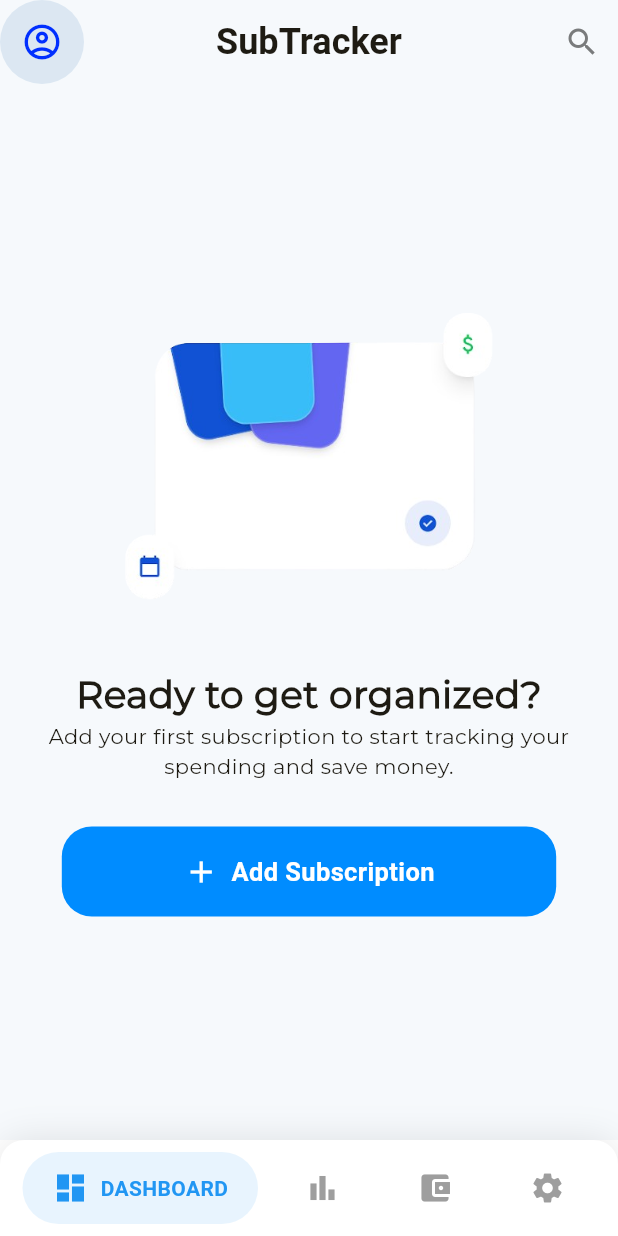
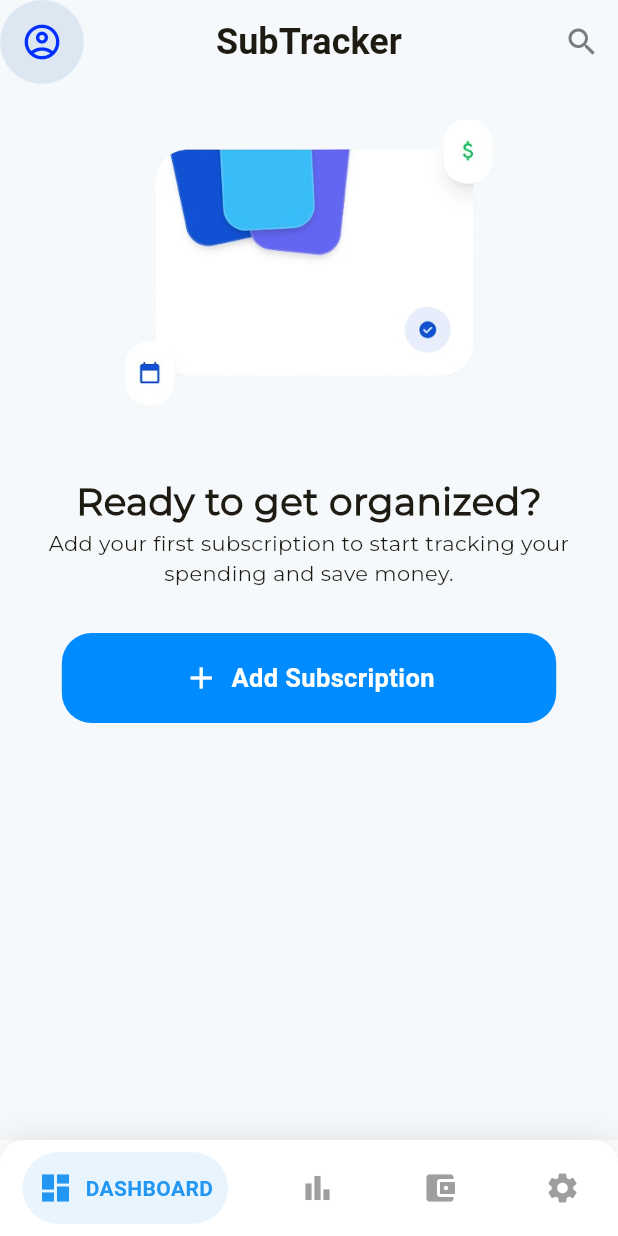
Before and after one commit to Ibraheem-MuhammedAmeen/Subscribtion_Reminder, a Flutter app: the screen it shows after launch, after a tap on "Get Started", on a phone screen of 412 x 824 dp. Run offline on Flutter 3.47's test engine with Material 3 defaults, Android fonts, the phone set to English and light mode, and no system bars; drawn by our look-alikes of google_nav_bar; our stand-ins replace smooth_page_indicator; project files that could hold a hidden picture were left out.

Commit message:
finished fixing the overflowing error on the screens

```diff
--- a/lib/core/theme/app_text_theme.dart
+++ b/lib/core/theme/app_text_theme.dart
@@ -13,7 +13,7 @@ const headline1 = TextStyle(
 const headline2 = TextStyle(
   fontFamily: _montserrat,
   fontWeight: FontWeight.w900,
-  fontSize: 30,
+  fontSize: 25,
   fontStyle: FontStyle.normal,
 );
 
@@ -31,7 +31,6 @@ const headline4 = TextStyle(
   fontStyle: FontStyle.normal,
 );
 
-
 const smallsubtext = TextStyle(
   fontFamily: _montserrat,
   fontWeight: FontWeight.w400,
--- a/lib/add_subscription/view/add_subscription.dart
+++ b/lib/features/add_subscription/view/add_subscription.dart
@@ -401,7 +401,7 @@ class _AddSubscriptionScreenState extends State<AddSubscriptionScreen> {
                 ),
 
                 Container(
-                  height: 60,
+                  height: 50,
                   width: double.infinity,
                   decoration: BoxDecoration(
                     color: const Color.fromARGB(255, 4, 0, 255),
@@ -410,7 +410,7 @@ class _AddSubscriptionScreenState extends State<AddSubscriptionScreen> {
                   child: Center(
                     child: Text(
                       'Save Subscription',
-                      style: TextStyle(color: Colors.white, fontSize: 20),
+                      style: TextStyle(color: Colors.white, fontSize: 15),
                       textAlign: TextAlign.center,
                     ),
                   ),
--- /dev/null
+++ b/lib/features/home/view/home_screen.dart
@@ -0,0 +1,105 @@
+import 'package:flutter/material.dart';
+import 'package:subscribtion_reminder/features/add_subscription/view/add_subscription.dart';
+import 'package:subscribtion_reminder/core/theme/app_text_theme.dart';
+
+class HomeScreen extends StatelessWidget {
+  const HomeScreen({super.key});
+
+  @override
+  Widget build(BuildContext context) {
+    return Scaffold(
+      backgroundColor: const Color(0XFFF6F9FC),
+      appBar: AppBar(
+        centerTitle: true,
+        title: Text(
+          'SubTracker',
+          style: TextStyle(fontSize: 24, fontWeight: FontWeight.bold),
+        ),
+        actions: [
+          IconButton(
+            icon: const Icon(
+              Icons.search,
+              color: Color.fromARGB(255, 121, 123, 124),
+            ),
+            onPressed: () {
+              // Handle profile icon tap
+            },
+          ),
+        ],
+        leading: Container(
+          height: 25,
+          width: 25,
+          decoration: BoxDecoration(
+            shape: BoxShape.circle,
+            color: const Color.fromARGB(255, 180, 205, 228).withOpacity(0.4),
+          ),
+          child: const Icon(
+            Icons.account_circle_outlined,
+            size: 28,
+            color: Color.fromARGB(255, 0, 47, 255),
+          ),
+        ),
+      ),
+      body: SingleChildScrollView(
+        child: Padding(
+          padding: EdgeInsets.all(20),
+          child: Center(
+            child: Column(
+              mainAxisAlignment: MainAxisAlignment.center,
+              crossAxisAlignment: CrossAxisAlignment.center,
+              children: [
+                Image.asset('assets/img/splash4.png', height: 200),
+                SizedBox(height: 40),
+                Text('Ready to get organized?', style: headline4),
+                Text(
+                  'Add your first subscription to start tracking your spending and save money.',
+                  style: smallsubtext,
+                  textAlign: TextAlign.center,
+                ),
+
+                SizedBox(height: 30),
+
+                GestureDetector(
+                  onTap: () {
+                    Navigator.push(
+                      context,
+                      MaterialPageRoute(
+                        builder: (context) => const AddSubscriptionScreen(),
+                      ),
+                    );
+                  },
+                  child: Container(
+                    height: 60,
+                    width: MediaQuery.of(context).size.width * 0.8,
+                    decoration: BoxDecoration(
+                      color: const Color.fromARGB(255, 0, 140, 255),
+                      borderRadius: BorderRadius.circular(20),
+                    ),
+                    child: Row(
+                      mainAxisAlignment: MainAxisAlignment.center,
+                      children: [
+                        Icon(Icons.add, color: Colors.white),
+                        SizedBox(width: 8),
+
+                        Text(
+                          'Add Subscription',
+                          style: TextStyle(
+                            color: Colors.white,
+                            fontSize: 17,
+                            fontWeight: FontWeight.bold,
+                          ),
+                        ),
+                      ],
+                    ),
+                  ),
+                ),
+              ],
+            ),
+          ),
+        ),
+      ),
+    );
+    //   body: Center(child: Text('Welcome to the Home Screen!')),
+    // );
+  }
+}
--- a/lib/nav_bar/view/nav_.dart
+++ b/lib/features/nav_bar/view/nav_.dart
@@ -1,6 +1,6 @@
 import 'package:flutter/material.dart';
 import 'package:google_nav_bar/google_nav_bar.dart';
-import 'package:subscribtion_reminder/home/view/home_screen.dart';
+import 'package:subscribtion_reminder/features/home/view/home_screen.dart';
 
 class MainScreen extends StatefulWidget {
   const MainScreen({super.key});
@@ -42,7 +42,7 @@ class _MainScreenState extends State<MainScreen> {
               gap: 8,
               activeColor: Colors.blue,
               iconSize: 24,
-              padding: const EdgeInsets.symmetric(horizontal: 20, vertical: 12),
+              padding: const EdgeInsets.symmetric(horizontal: 10, vertical: 12),
               duration: const Duration(milliseconds: 400),
               tabBackgroundColor: Colors.blue.withOpacity(0.1),
               color: Colors.grey,
--- a/lib/onboarding/view/onboarding.dart
+++ b/lib/features/onboarding/view/onboarding.dart
@@ -1,7 +1,7 @@
 import 'package:flutter/material.dart';
 import 'package:smooth_page_indicator/smooth_page_indicator.dart';
 import 'package:subscribtion_reminder/core/widgets/button.dart';
-import 'package:subscribtion_reminder/nav_bar/view/nav_.dart';
+import 'package:subscribtion_reminder/features/nav_bar/view/nav_.dart';
 
 import 'package:subscribtion_reminder/core/theme/app_colors.dart';
 import 'package:subscribtion_reminder/core/theme/app_text_theme.dart';
@@ -32,9 +32,17 @@ class _OnboardingScreenState extends State<OnboardingScreen> {
           Padding(
             padding: const EdgeInsets.only(left: 16, right: 15),
             child: Center(
+              child: GestureDetector(
+                onTap: () {
+                  Navigator.pushReplacement(
+                    context,
+                    MaterialPageRoute(builder: (context) => const MainScreen()),
+                  );
+                },
                 child: Text(
                   'Skip',
                   style: TextStyle(fontSize: 20, color: AppColors.secondary),
+                ),
               ),
             ),
           ),
@@ -97,8 +105,6 @@ class _OnboardingScreenState extends State<OnboardingScreen> {
             color: AppColors.secondary,
           ),
 
-
-
           const SizedBox(height: 40),
         ],
       ),
@@ -124,7 +130,8 @@ Widget buildPage(
 
         const SizedBox(height: 60),
 
-        Container(
+        Expanded(
+          child: Container(
             height: MediaQuery.of(context).size.height * 0.45,
             width: double.infinity,
             decoration: BoxDecoration(
@@ -134,7 +141,8 @@ Widget buildPage(
               color: const Color(0XFFF6F9FC),
               borderRadius: BorderRadius.circular(20),
             ),
-          child: Center(child: Image.asset(image)),
+            child: Center(child: Image.asset(image, fit: BoxFit.contain)),
+          ),
         ),
       ],
     ),
@@ -158,10 +166,12 @@ Widget buildPageTwo(
         Text(subtitle, style: headline3, textAlign: TextAlign.center),
 
         const SizedBox(height: 60),
-        SizedBox(
+        Expanded(
+          child: SizedBox(
             height: MediaQuery.of(context).size.height * 0.45,
             width: double.infinity,
-          child: Center(child: Image.asset(image)),
+            child: Center(child: Image.asset(image, fit: BoxFit.contain)),
+          ),
         ),
       ],
     ),
@@ -182,10 +192,12 @@ Widget buildPageThree(
       children: [
         const SizedBox(height: 30),
 
-        SizedBox(
+        Expanded(
+          child: SizedBox(
             height: MediaQuery.of(context).size.height * 0.36,
             width: double.infinity,
-          child: Image.asset(image, fit: BoxFit.contain),
+            child: Center(child: Image.asset(image, fit: BoxFit.contain)),
+          ),
         ),
 
         const SizedBox(height: 30),
--- a/lib/home/view/home_screen.dart
+++ /dev/null
@@ -1,103 +0,0 @@
-import 'package:flutter/material.dart';
-import 'package:subscribtion_reminder/add_subscription/view/add_subscription.dart';
-import 'package:subscribtion_reminder/core/theme/app_text_theme.dart';
-
-class HomeScreen extends StatelessWidget {
-  const HomeScreen({super.key});
-
-  @override
-  Widget build(BuildContext context) {
-    return Scaffold(
-      backgroundColor: const Color(0XFFF6F9FC),
-      appBar: AppBar(
-        centerTitle: true,
-        title: Text(
-          'SubTracker',
-          style: TextStyle(fontSize: 24, fontWeight: FontWeight.bold),
-        ),
-        actions: [
-          IconButton(
-            icon: const Icon(
-              Icons.search,
-              color: Color.fromARGB(255, 121, 123, 124),
-            ),
-            onPressed: () {
-              // Handle profile icon tap
-            },
-          ),
-        ],
-        leading: Container(
-          height: 25,
-          width: 25,
-          decoration: BoxDecoration(
-            shape: BoxShape.circle,
-            color: const Color.fromARGB(255, 180, 205, 228).withOpacity(0.4),
-          ),
-          child: const Icon(
-            Icons.account_circle_outlined,
-            size: 28,
-            color: Color.fromARGB(255, 0, 47, 255),
-          ),
-        ),
-      ),
-      body: Padding(
-        padding: EdgeInsets.all(20),
-        child: Center(
-          child: Column(
-            mainAxisAlignment: MainAxisAlignment.center,
-            crossAxisAlignment: CrossAxisAlignment.center,
-            children: [
-              Image.asset('assets/img/splash4.png', height: 200),
-              SizedBox(height: 40),
-              Text('Ready to get organized?', style: headline4),
-              Text(
-                'Add your first subscription to start tracking your spending and save money.',
-                style: smallsubtext,
-                textAlign: TextAlign.center,
-              ),
-
-              SizedBox(height: 30),
-
-              GestureDetector(
-                onTap: () {
-                  Navigator.push(
-                    context,
-                    MaterialPageRoute(
-                      builder: (context) => const AddSubscriptionScreen(),
-                    ),
-                  );
-                },
-                child: Container(
-                  height: 60,
-                  width: MediaQuery.of(context).size.width * 0.8,
-                  decoration: BoxDecoration(
-                    color: const Color.fromARGB(255, 0, 140, 255),
-                    borderRadius: BorderRadius.circular(20),
-                  ),
-                  child: Row(
-                    mainAxisAlignment: MainAxisAlignment.center,
-                    children: [
-                      Icon(Icons.add, color: Colors.white),
-                      SizedBox(width: 8),
-
-                      Text(
-                        'Add Subscription',
-                        style: TextStyle(
-                          color: Colors.white,
-                          fontSize: 17,
-                          fontWeight: FontWeight.bold,
-                        ),
-                      ),
-                    ],
-                  ),
-                ),
-              ),
-            ],
-          ),
-        ),
-      ),
-    );
-    //   body: Center(child: Text('Welcome to the Home Screen!')),
-    // );
-  }
-}
--- a/lib/main.dart
+++ b/lib/main.dart
@@ -1,5 +1,5 @@
 import 'package:flutter/material.dart';
-import 'package:subscribtion_reminder/onboarding/view/onboarding.dart';
+import 'package:subscribtion_reminder/features/onboarding/view/onboarding.dart';
 import 'package:subscribtion_reminder/core/theme/app_theme.dart';
 
 void main() {
```
Lines whose indentation alone changed are shown as unchanged.
